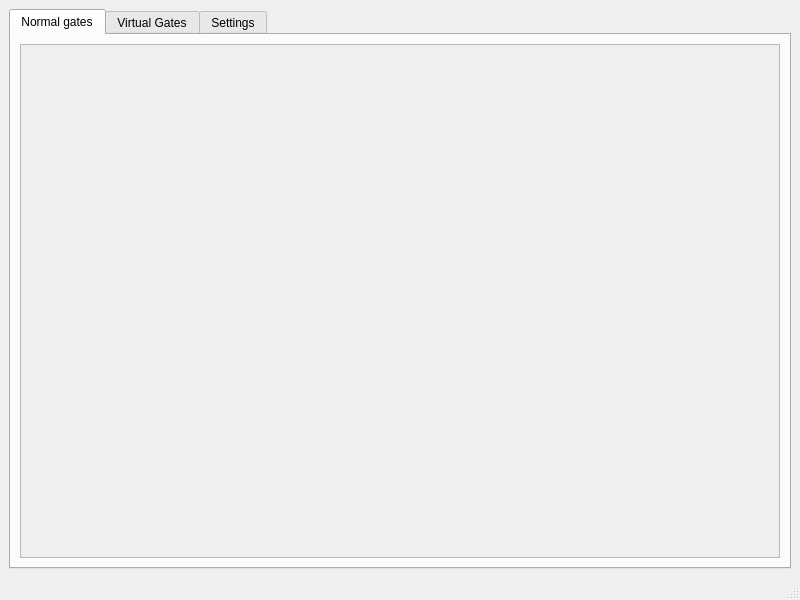
First picture: the form in core_tools/GUI/param_viewer/param_viewer_GUI_window.ui, repository stephanlphilips/core_tools, before the edit.
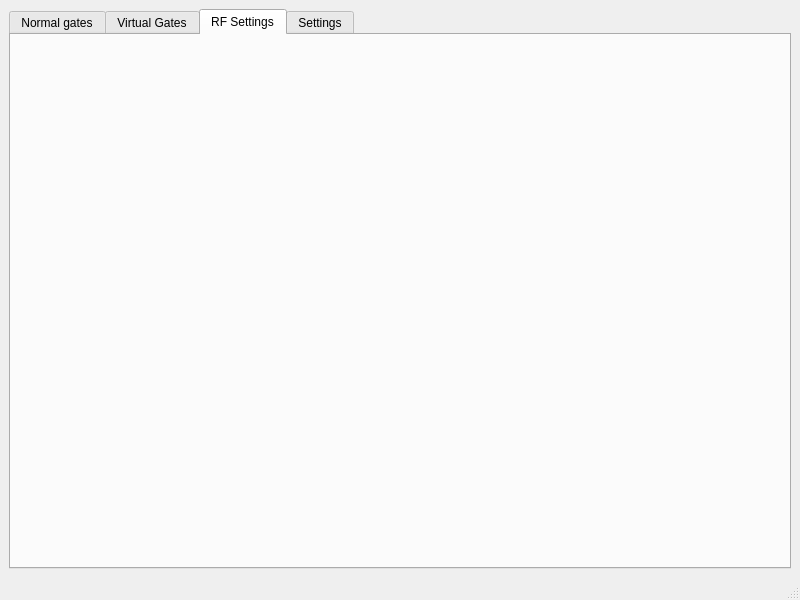
Second picture: the form after the edit. The open tabs and pages were chosen to show the change.

Commit message: Add RF settings to param viewer, init syntax changed a bit now, sorry

Patch:
```diff
--- a/core_tools/GUI/param_viewer/param_viewer_GUI_window.ui
+++ b/core_tools/GUI/param_viewer/param_viewer_GUI_window.ui
@@ -59,6 +59,22 @@
         </item>
        </layout>
       </widget>
+      <widget class="QWidget" name="RFsettings">
+       <attribute name="title">
+        <string>RF Settings</string>
+       </attribute>
+       <widget class="QWidget" name="layoutWidget">
+        <property name="geometry">
+         <rect>
+          <x>10</x>
+          <y>10</y>
+          <width>761</width>
+          <height>501</height>
+         </rect>
+        </property>
+        <layout class="QGridLayout" name="layout_RF"/>
+       </widget>
+      </widget>
       <widget class="QWidget" name="settings">
        <attribute name="title">
         <string>Settings</string>
```
Left out of the diff: 6 changed lines with no effect on the pictures. The commit also changes 2 other files.
